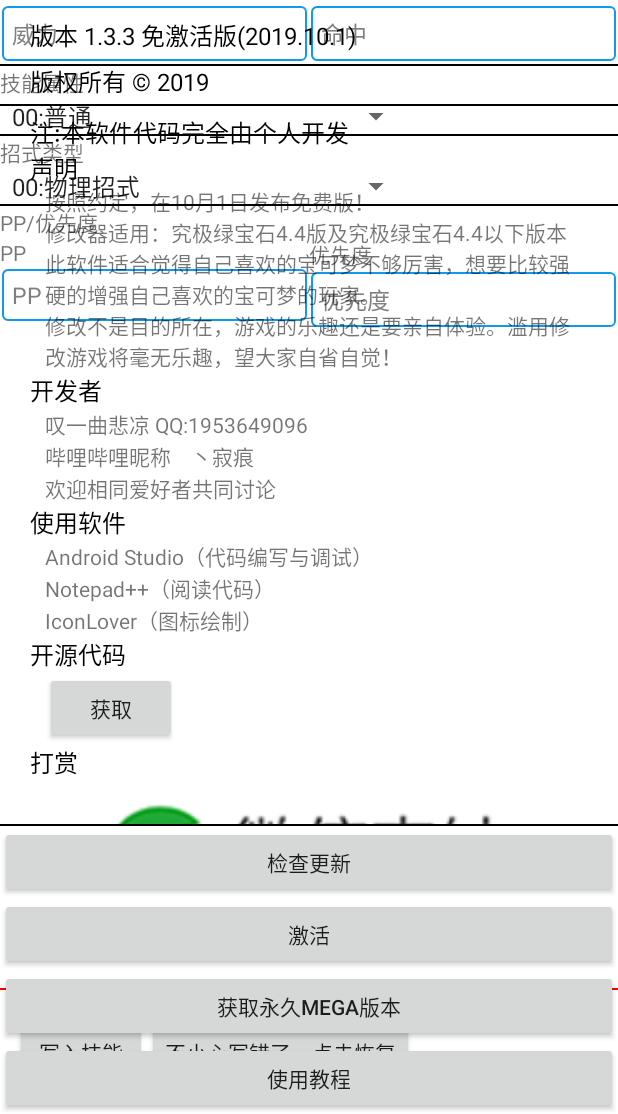
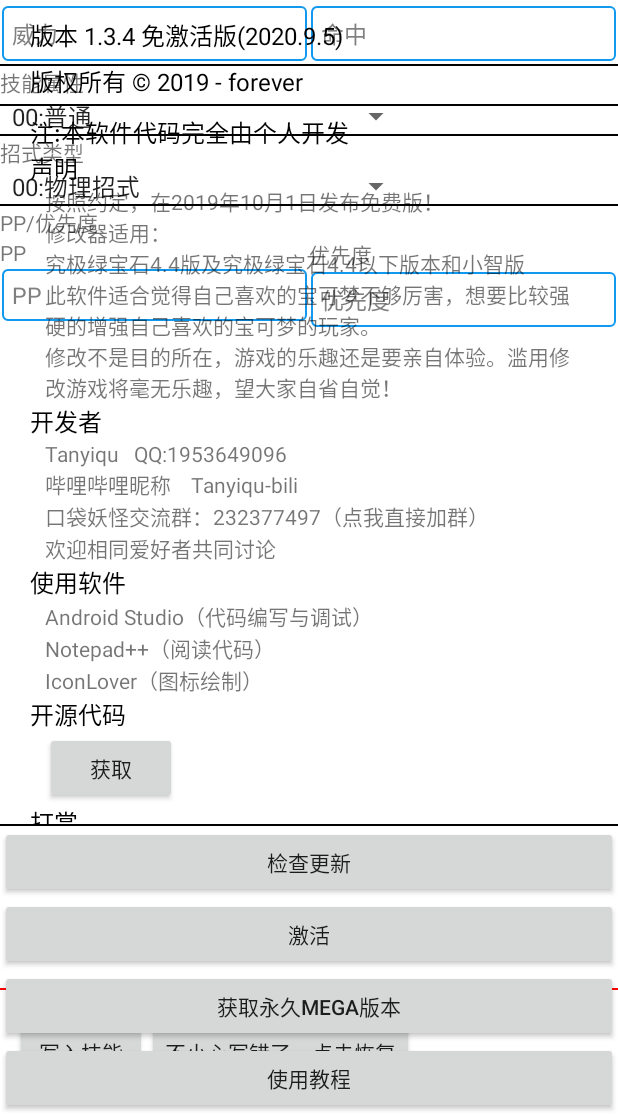
Before and after one commit to tanyiqu/uemerald-rom-modifier-android, an Android app: the TabActivity screen opened directly, with no data from a screen before it, on a phone screen of 412 x 824 dp, the part 122-1236 px from its top. Run offline under Robolectric (Android 15) with nearby library versions, the phone set to English and light mode, and no system bars; 5 statements that could not run were skipped.

Commit message:
更新关于界面

```diff
--- a/RomModifier/app/src/main/java/com/ws/rommodifier/Utils.java
+++ b/RomModifier/app/src/main/java/com/ws/rommodifier/Utils.java
@@ -1,10 +1,8 @@
 package com.ws.rommodifier;
 
-import android.Manifest;
+
 import android.content.Context;
-import android.content.pm.PackageManager;
 import android.os.Environment;
-import android.support.v4.content.ContextCompat;
 import android.util.Log;
 import android.widget.Toast;
 
@@ -296,4 +294,5 @@ public class Utils {
 
 
 
+
 }
--- a/RomModifier/app/src/main/res/layout/tab_about.xml
+++ b/RomModifier/app/src/main/res/layout/tab_about.xml
@@ -101,7 +101,7 @@
                 android:layout_height="wrap_content"
                 android:paddingStart="10dp"
                 android:paddingEnd="10dp"
-                android:text="按照约定，在10月1日发布免费版！\n修改器适用：究极绿宝石4.4版及究极绿宝石4.4以下版本"/>
+                android:text="按照约定，在2019年10月1日发布免费版！\n修改器适用：\n究极绿宝石4.4版及究极绿宝石4.4以下版本和小智版"/>
             <TextView
                 android:layout_width="wrap_content"
                 android:layout_height="wrap_content"
@@ -125,13 +125,21 @@
                 android:layout_height="wrap_content"
                 android:paddingStart="10dp"
                 android:paddingEnd="10dp"
-                android:text="叹一曲悲凉 QQ:1953649096"/>
+                android:text="Tanyiqu   QQ:1953649096"/>
             <TextView
                 android:layout_width="wrap_content"
                 android:layout_height="wrap_content"
                 android:paddingStart="10dp"
                 android:paddingEnd="10dp"
-                android:text="哔哩哔哩昵称    丶寂痕"/>
+                android:text="哔哩哔哩昵称    Tanyiqu-bili"/>
+            <TextView
+                android:layout_width="wrap_content"
+                android:layout_height="wrap_content"
+                android:paddingStart="10dp"
+                android:paddingEnd="10dp"
+                android:text="口袋妖怪交流群：232377497（点我直接加群）"
+                android:onClick="on_BtnJoinQQGroup_clicked"/>
+
             <TextView
                 android:layout_width="wrap_content"
                 android:layout_height="wrap_content"
@@ -183,14 +191,6 @@
                 android:textColor="@color/colorBlack"
                 android:text="打赏"/>
 
-            <ImageView
-                android:paddingStart="30dp"
-                android:paddingEnd="30dp"
-                android:layout_width="match_parent"
-                android:layout_height="wrap_content"
-                android:scaleType="fitCenter"
-                android:adjustViewBounds="true"
-                android:src="@drawable/tip_wechat"/>
             <TextView
                 android:layout_width="wrap_content"
                 android:layout_height="wrap_content"
@@ -206,6 +206,15 @@
                 android:paddingEnd="30dp"
                 android:scaleType="fitCenter"
                 android:src="@drawable/tip_alipay" />
+
+            <ImageView
+                android:layout_width="match_parent"
+                android:layout_height="wrap_content"
+                android:adjustViewBounds="true"
+                android:paddingStart="30dp"
+                android:paddingEnd="30dp"
+                android:scaleType="fitCenter"
+                android:src="@drawable/tip_wechat" />
         </LinearLayout>
     </android.support.v4.widget.NestedScrollView>
 
--- a/RomModifier/app/src/main/res/values/strings.xml
+++ b/RomModifier/app/src/main/res/values/strings.xml
@@ -1,7 +1,7 @@
 <resources>
     <string name="app_name">究极绿宝石Rom改</string>
-    <string name="version">版本 1.3.3 免激活版(2019.10.1)</string>
-    <string name="copyright">版权所有 © 2019</string>
+    <string name="version">版本 1.3.4 免激活版(2020.9.5)</string>
+    <string name="copyright">版权所有 © 2019 - forever</string>
     <string name="warning">"？？"不可以被选中</string>
     <string name="autofillHint">autofillHint</string>
     <string name="btnRequestPermission_text">申请所需的权限</string>
```
Also changed, not shown: RomModifier/app/src/main/java/com/ws/rommodifier/TabActivity.java (+33 -3 lines).
